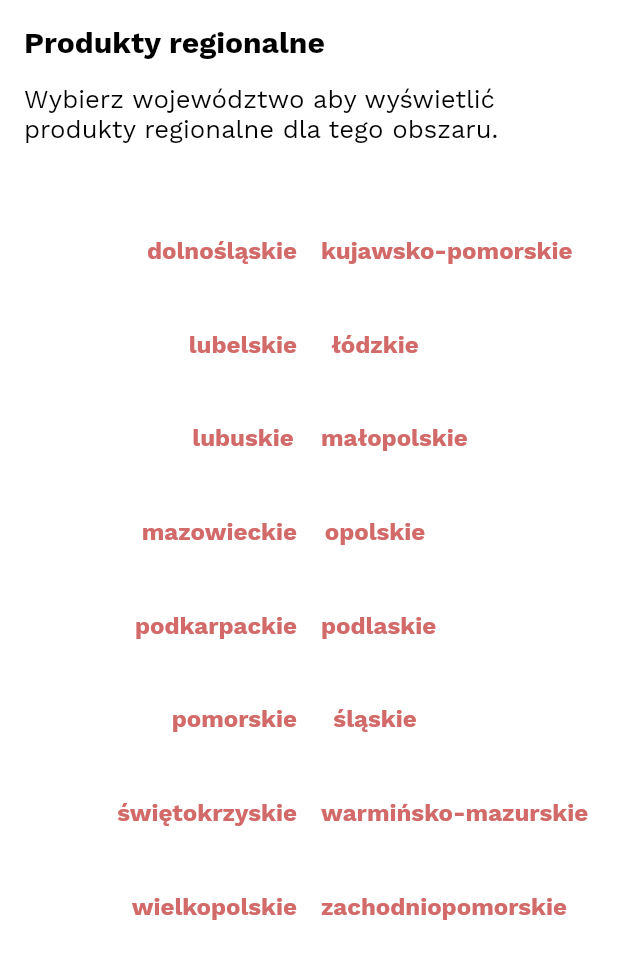
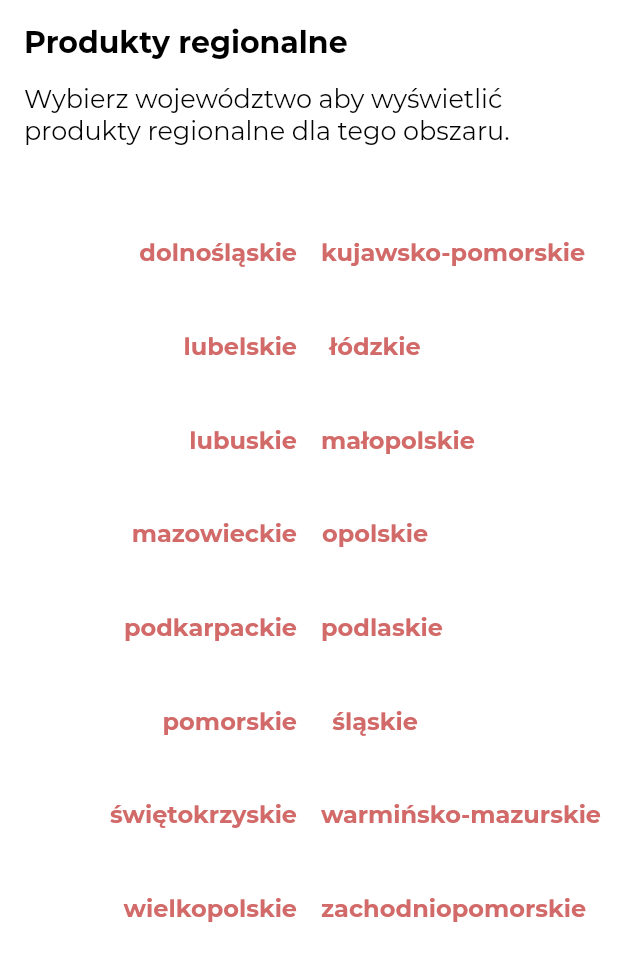
Before and after one commit to sebastianczuma/regio_food, a Flutter app: the screen it shows after launch, on a phone screen of 412 x 824 dp. Shown: the top 961 px of the screen. Run offline on Flutter 3.47's test engine with Material 2 defaults, Android fonts, the light colour scheme and no system bars; generated files the repository leaves out were written again.

Commit message:
JSON generated for details, new font, build tools update.

```diff
--- a/lib/main.dart
+++ b/lib/main.dart
@@ -13,9 +13,9 @@ class MyApp extends StatelessWidget {
   Widget build(BuildContext context) {
     return MaterialApp(
         title: mainTitle,
-        theme: new ThemeData(
+        theme: ThemeData(
           primaryColorBrightness: Brightness.light,
         ),
-        home: new Home());
+        home: Home());
   }
 }
--- a/lib/model/item.dart
+++ b/lib/model/item.dart
@@ -5,9 +5,3 @@ class Item {
 
   Item(this.name, this.url, this.category);
 }
-
-class ItemList {
-  List<Item> products;
-
-  ItemList(this.products);
-}
--- a/lib/styles.dart
+++ b/lib/styles.dart
@@ -1,20 +1,20 @@
 import 'package:flutter/material.dart';
 
 final TextStyle rowStyle = const TextStyle(
-    fontFamily: 'WorkSans',
+    fontFamily: 'MontSerrat',
     color: Color(0xFFD16A68),
     fontWeight: FontWeight.bold,
     fontSize: 16.0);
 
 final TextStyle titleStyle = const TextStyle(
     color: Colors.black,
-    fontFamily: 'WorkSans',
+    fontFamily: 'MontSerrat',
     fontWeight: FontWeight.bold,
     fontSize: 20.0);
 
 final TextStyle subtitleStyle = const TextStyle(
     color: Colors.black,
-    fontFamily: 'WorkSans',
+    fontFamily: 'MontSerrat',
     fontWeight: FontWeight.normal,
     fontSize: 17.0);
 
--- a/lib/ui/home.dart
+++ b/lib/ui/home.dart
@@ -25,9 +25,9 @@ class Home extends StatelessWidget {
     );
 
     AlignmentGeometry align;
-    Widget provinceSection = new Expanded(
-        child: new GridView.builder(
-      gridDelegate: new SliverGridDelegateWithFixedCrossAxisCount(
+    Widget provinceSection = Expanded(
+        child: GridView.builder(
+          gridDelegate: SliverGridDelegateWithFixedCrossAxisCount(
         crossAxisCount: 2,
         childAspectRatio: aspectRatio,
       ),
@@ -38,9 +38,9 @@ class Home extends StatelessWidget {
         } else {
           align = FractionalOffset.centerRight;
         }
-        return new Align(
+        return Align(
           alignment: align,
-          child: new FlatButton(
+          child: FlatButton(
             padding: const EdgeInsets.all(8.0),
             onPressed: () {
               Navigator.push(
@@ -49,7 +49,7 @@ class Home extends StatelessWidget {
                     builder: (context) => PList(province: provinceList[index])),
               );
             },
-            child: new Text(
+            child: Text(
               provinceList[index],
               style: rowStyle,
             ),
@@ -58,7 +58,7 @@ class Home extends StatelessWidget {
       },
     ));
 
-    return new Scaffold(
+    return Scaffold(
         backgroundColor: Colors.white,
         appBar: AppBar(
           backgroundColor: Colors.white,
```
Also changed, not shown: lib/model/detail.dart (deleted, +0 -16 lines), lib/model/details.dart (added, +33 -0 lines), lib/model/loaddetails.dart (+25 -13 lines), lib/model/loaditems.dart (+7 -8 lines), lib/strings.dart (+0 -13 lines), lib/ui/pdetails.dart (+6 -6 lines), lib/ui/plist.dart (+12 -12 lines), pubspec.yaml (+9 -44 lines), assets/fonts/montserrat_bold.ttf (added), assets/fonts/montserrat_regular.ttf (added), assets/fonts/worksans_bold.ttf (deleted), assets/fonts/worksans_regular.ttf (deleted), pubspec.lock, 1 other file.
